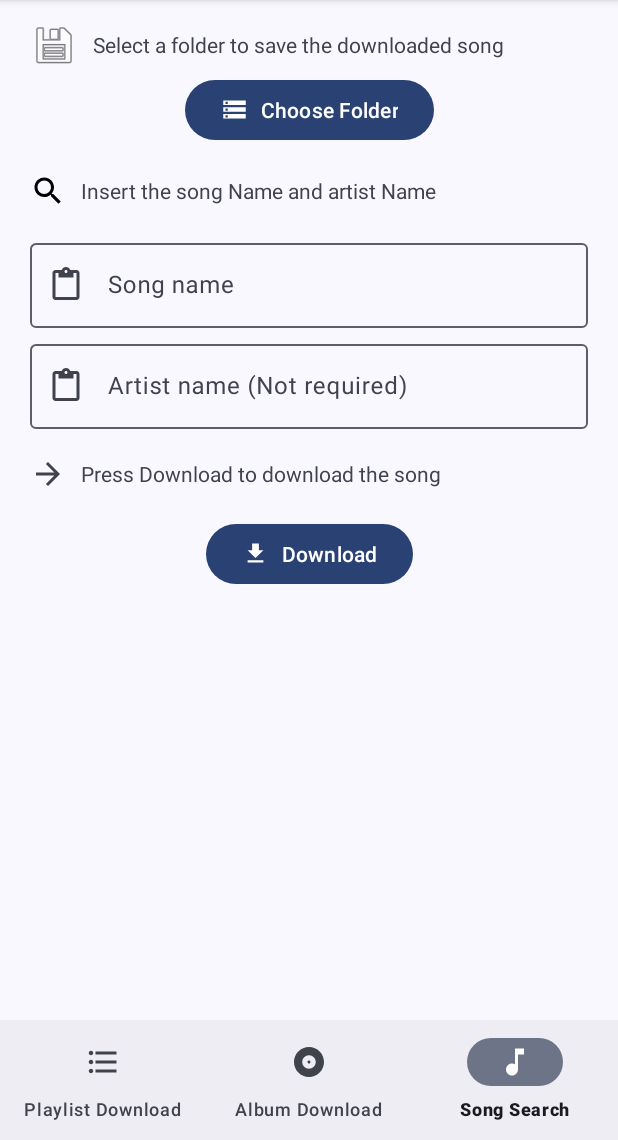
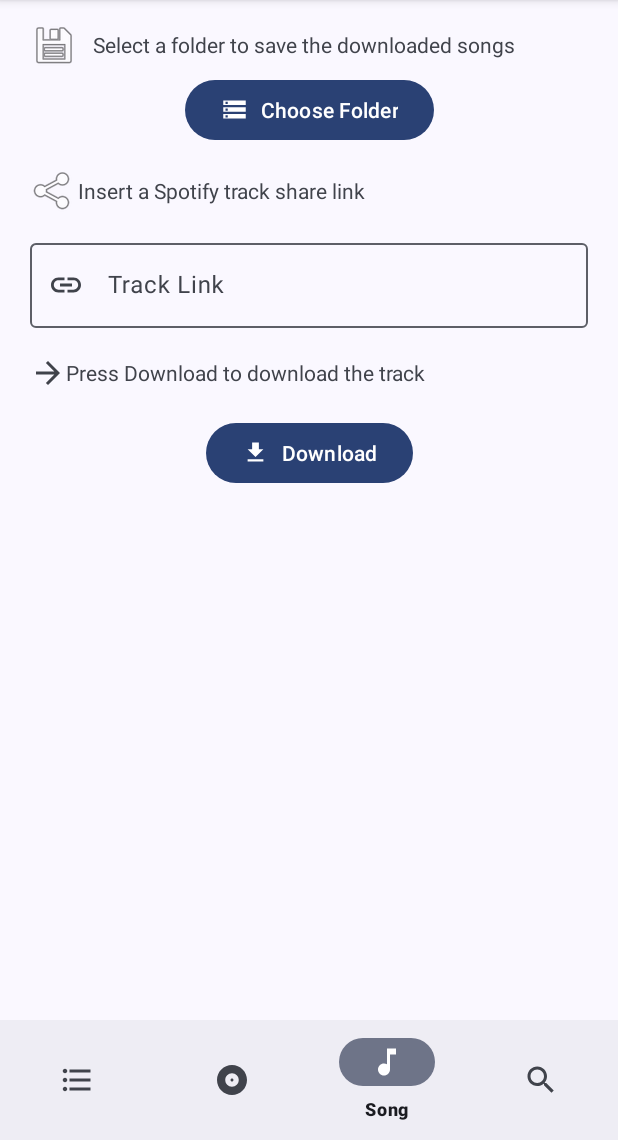
Before and after one commit to kostas214/SpotifyDownloader, an Android app: the SongFragment screen opened through its navigation route, item 3 of the bottom bar chosen, on a phone screen of 412 x 824 dp, the part 96-1236 px from its top. Run offline under Robolectric (Android 15) with nearby library versions, the light colour scheme and no system bars; our stand-ins replace navigation-ui.

Commit message:
Added a brand new tab to download songs with the spotify share link of the track

```diff
--- a/app/src/main/java/com/example/spotifydownloader/Fragments/SelectSongFragment.kt
+++ b/app/src/main/java/com/example/spotifydownloader/Fragments/SelectSongFragment.kt
@@ -83,7 +83,8 @@ class selectSongFragment : Fragment(R.layout.fragment_select_song) {
                     albumName = songData.album.name,
                     albumArtistName = songData.album.artists[0].name,
                     releaseDate = songData.album.release_date,
-                    folderUri = args.ItemListData.folderUri
+                    folderUri = args.ItemListData.folderUri,
+                    isSearch = true
                 )
                 val action = selectSongFragmentDirections.actionSelectSongFragmentToSongDownloadFragment(data)
                 navController.navigate(action)
--- a/app/src/main/java/com/example/spotifydownloader/Fragments/SongFragment.kt
+++ b/app/src/main/java/com/example/spotifydownloader/Fragments/SongFragment.kt
@@ -159,7 +159,6 @@ class SongFragment : Fragment(R.layout.fragment_song) {
 
                         val itemListData = ItemListData(Items= ItemListObject.toList(), folderUri = folderUri)
                         val action = SongFragmentDirections.actionSongFragmentToSelectSongFragment(itemListData)
-                        println(itemListData.Items[0])
                         runOnUiThread {
                             enableDisableUI(true)
                             navController.navigate(action)
--- a/app/src/main/java/com/example/spotifydownloader/SharedViewModel.kt
+++ b/app/src/main/java/com/example/spotifydownloader/SharedViewModel.kt
@@ -10,6 +10,7 @@ import com.example.spotifydownloader.SpotifyApi.util.Constants.Companion.CLIENT_
 class SharedViewModel:ViewModel() {
     var playlistLink = MutableLiveData<String>()
     var albumLink = MutableLiveData<String>()
+    var trackLink = MutableLiveData<String>()
     var folderUri = MutableLiveData<Uri?>()
     val spotifyApi = SpotifyApi(CLIENT_ID, CLIENT_SECRET)
 }
--- a/app/src/main/java/com/example/spotifydownloader/parcels/DataSearch.kt
+++ b/app/src/main/java/com/example/spotifydownloader/parcels/DataSearch.kt
@@ -15,7 +15,8 @@ data class DataSearch(
     val albumName:String,
     val albumArtistName:String,
     val releaseDate:String,
-    val folderUri: Uri?
+    val folderUri: Uri?,
+    val isSearch:Boolean
 
 
 
--- /dev/null
+++ b/app/src/main/res/layout/fragment_track.xml
@@ -0,0 +1,144 @@
+<?xml version="1.0" encoding="utf-8"?>
+<androidx.constraintlayout.widget.ConstraintLayout xmlns:android="http://schemas.android.com/apk/res/android"
+    xmlns:tools="http://schemas.android.com/tools"
+    android:layout_width="match_parent"
+    android:layout_height="match_parent"
+    xmlns:app="http://schemas.android.com/apk/res-auto"
+
+    tools:context=".Fragments.trackFragment">
+
+    <TextView
+        android:id="@+id/permissionText"
+        android:layout_width="wrap_content"
+        android:layout_height="wrap_content"
+        android:layout_marginStart="10dp"
+
+        android:layout_marginTop="20dp"
+        android:text="@string/StoragePermissionForSingleSong"
+        app:layout_constraintLeft_toRightOf="@id/imageView5"
+        app:layout_constraintTop_toTopOf="parent"
+
+        />
+
+
+    <ImageView
+        android:id="@+id/imageView5"
+        android:layout_width="wrap_content"
+        android:layout_height="wrap_content"
+        android:layout_marginStart="20dp"
+        android:contentDescription="@string/storageIcon"
+        app:layout_constraintBottom_toBottomOf="@id/permissionText"
+        app:layout_constraintLeft_toLeftOf="parent"
+        app:layout_constraintTop_toTopOf="@id/permissionText"
+
+
+        app:srcCompat="@android:drawable/ic_menu_save" />
+
+    <Button
+        android:id="@+id/perms"
+        android:layout_width="wrap_content"
+        android:layout_height="wrap_content"
+        android:layout_marginTop="10dp"
+        android:text="@string/permissions"
+        app:icon="@drawable/ic_baseline_storage_24"
+        app:layout_constraintLeft_toLeftOf="parent"
+        app:layout_constraintRight_toRightOf="parent"
+
+        app:layout_constraintTop_toBottomOf="@id/permissionText"
+        tools:layout_editor_absoluteX="129dp"
+        tools:layout_editor_absoluteY="96dp" />
+
+    <ImageView
+        android:id="@+id/shareIcon"
+        android:layout_width="wrap_content"
+        android:layout_height="wrap_content"
+
+        android:layout_marginStart="20dp"
+        android:contentDescription="@string/shareIcon"
+
+        app:layout_constraintBottom_toBottomOf="@id/playlistLinkShareLink"
+        app:layout_constraintLeft_toLeftOf="parent"
+        app:layout_constraintTop_toTopOf="@id/playlistLinkShareLink"
+        app:srcCompat="@android:drawable/ic_menu_share" />
+
+    <TextView
+        android:id="@+id/playlistLinkShareLink"
+        android:layout_width="wrap_content"
+        android:layout_height="wrap_content"
+        android:layout_marginTop="20dp"
+        android:text="@string/insertTrackLink"
+        app:layout_constraintLeft_toRightOf="@+id/shareIcon"
+
+
+        app:layout_constraintTop_toBottomOf="@id/perms"
+
+        />
+
+
+    <com.google.android.material.textfield.TextInputLayout
+        android:id="@+id/PlaylistLinkTextBox"
+        android:layout_width="match_parent"
+        android:layout_height="wrap_content"
+        android:layout_marginLeft="20dp"
+        android:layout_marginTop="20dp"
+        android:layout_marginRight="20dp"
+        android:hint="@string/trackLink"
+        app:layout_constraintLeft_toLeftOf="parent"
+        app:layout_constraintRight_toRightOf="parent"
+        app:layout_constraintTop_toBottomOf="@id/playlistLinkShareLink"
+
+
+        app:startIconDrawable="@drawable/ic_baseline_insert_link_24">
+
+        <com.google.android.material.textfield.TextInputEditText
+
+            android:id="@+id/PlaylistLinkEditText"
+            android:layout_width="match_parent"
+            android:layout_height="wrap_content"
+            android:inputType="textUri"
+            android:textColorHint="#546E7A"
+            tools:ignore="TextContrastCheck" />
+
+    </com.google.android.material.textfield.TextInputLayout>
+
+
+    <TextView
+        android:id="@+id/pressDownload"
+        android:layout_width="wrap_content"
+        android:layout_height="wrap_content"
+        android:layout_marginTop="20dp"
+        android:text="@string/downloadTrack"
+        app:layout_constraintLeft_toRightOf="@id/startIcon"
+        app:layout_constraintTop_toBottomOf="@id/PlaylistLinkTextBox"
+
+        />
+
+    <ImageView
+        android:id="@+id/startIcon"
+        android:layout_width="wrap_content"
+        android:layout_height="wrap_content"
+        android:layout_marginStart="20dp"
+        android:contentDescription="@string/arrowIcon"
+        android:rotationY="180"
+        app:layout_constraintBottom_toBottomOf="@id/pressDownload"
+        app:layout_constraintLeft_toLeftOf="parent"
+        app:layout_constraintTop_toTopOf="@id/pressDownload"
+        app:srcCompat="?attr/actionModeCloseDrawable" />
+
+    <Button
+        android:id="@+id/download"
+        android:layout_width="wrap_content"
+        android:layout_height="wrap_content"
+        android:layout_marginTop="20dp"
+        android:text="@string/download"
+        app:icon="@drawable/ic_baseline_download_24"
+        app:layout_constraintLeft_toLeftOf="parent"
+        app:layout_constraintRight_toRightOf="parent"
+
+
+        app:layout_constraintTop_toBottomOf="@id/pressDownload"
+
+        />
+
+
+</androidx.constraintlayout.widget.ConstraintLayout>
--- a/app/src/main/res/menu/bottom_nav_menu.xml
+++ b/app/src/main/res/menu/bottom_nav_menu.xml
@@ -4,16 +4,21 @@
 
     <item
         android:id="@+id/playListFragment"
-        android:title="Playlist Download"
+        android:title="Playlist"
         android:icon="@drawable/baseline_format_list_bulleted_24"/>
     <item
         android:id="@+id/albumFragment"
-        android:title="Album Download"
+        android:title="Album "
         android:icon="@drawable/baseline_album_24"/>
     <item
+        android:id="@+id/trackFragment"
+        android:title="Song"
+        android:icon="@drawable/baseline_music_note_24"
+        />
+    <item
         android:id="@+id/songFragment"
-        android:title="Song Search"
-        android:icon="@drawable/baseline_music_note_24"
+        android:title="Search"
+        android:icon="@drawable/baseline_search_24"
         />
 
 
--- a/app/src/main/res/navigation/my_nav.xml
+++ b/app/src/main/res/navigation/my_nav.xml
@@ -83,4 +83,17 @@
             app:enterAnim="@anim/slide_in_right"
             app:exitAnim="@anim/slide_out_left"/>
     </fragment>
+    <fragment
+        android:id="@+id/trackFragment"
+        android:name="com.example.spotifydownloader.Fragments.trackFragment"
+        android:label="fragment_track"
+        tools:layout="@layout/fragment_track" >
+        <action
+            android:id="@+id/action_trackFragment_to_songDownloadFragment"
+            app:destination="@id/songDownloadFragment"
+            app:popEnterAnim="@anim/slide_in_left"
+            app:popExitAnim="@anim/slide_out_right"
+            app:enterAnim="@anim/slide_in_right"
+            app:exitAnim="@anim/slide_out_left"/>
+    </fragment>
 </navigation>
--- a/app/src/main/res/values/strings.xml
+++ b/app/src/main/res/values/strings.xml
@@ -10,7 +10,8 @@
     <string name="close">Close</string>
     <string name="permissions">Choose Folder</string>
     <string name="download">Download</string>
-    <string name="StoragePermission">Select a folder to save the downloaded song</string>
+    <string name="StoragePermission">Select a folder to save the downloaded songs</string>
+    <string name="StoragePermissionForSingleSong">Select a folder to save the downloaded songs</string>
 
 
     <!--Playlist Fragment -->
@@ -31,6 +32,12 @@
     <string name="insertSongLink">Insert the song Name and artist Name</string>
     <string name="downloadSong">Press Download to download the song</string>
 
+    <!--Track Fragment -->
+    <string name="trackLink">Track Link</string>
+    <string name="insertTrackLink">Insert a Spotify track share link</string>
+    <string name="downloadTrack">Press Download to download the track</string>
+
+
     <string name="hello_blank_fragment">Hello blank fragment</string>
     <string name="update_download_library">Update Download Library</string>
     <string name="select_song_to_be_downloaded">Select song to be downloaded</string>
```
Also changed, not shown: app/src/main/java/com/example/spotifydownloader/Fragments/SongDownloadFragment.kt (+17 -4 lines), app/src/main/java/com/example/spotifydownloader/Fragments/TrackFragment.kt (added, +255 -0 lines), app/src/main/java/com/example/spotifydownloader/MainActivity.kt (+27 -1 lines).
